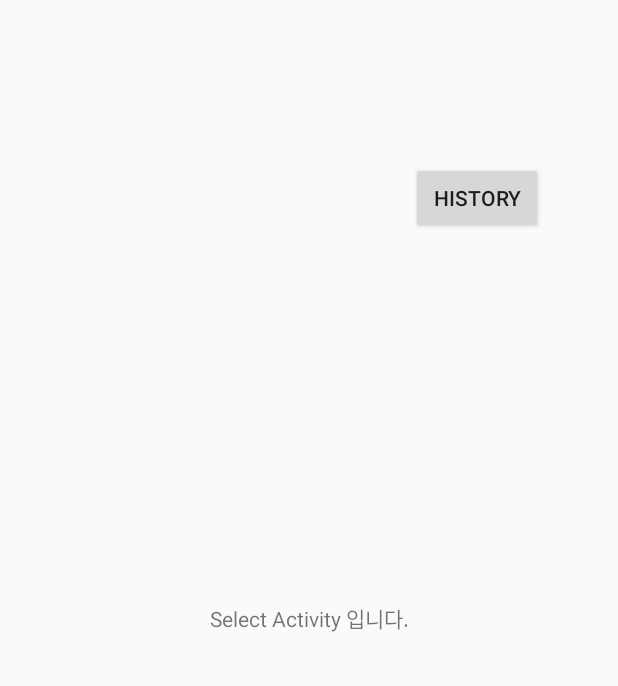
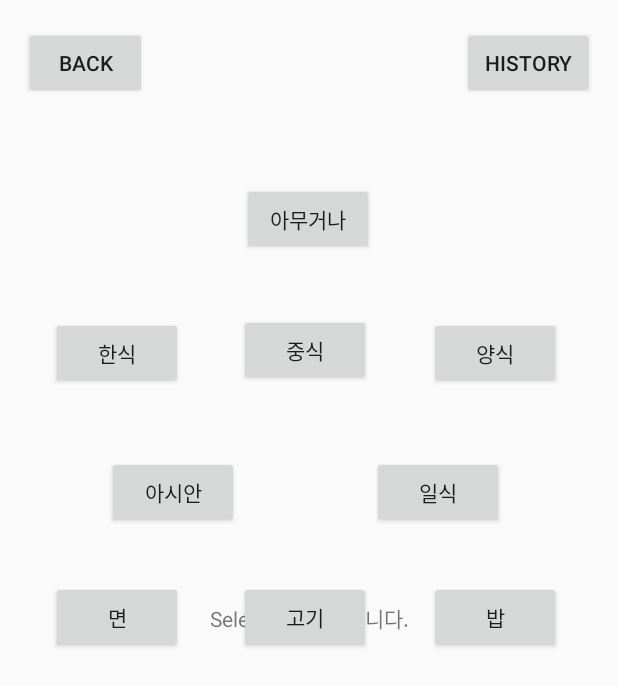
Before and after one commit to SteadyKim/-, an Android app: the SelectActivity screen opened directly, with no data from a screen before it, on a phone screen of 412 x 824 dp. Shown: the top 686 px of the screen. Run offline under Robolectric (Android 15) with nearby library versions, the phone set to English and light mode, and no system bars.

Commit message:
select Activtiy xml

```diff
--- a/app/src/main/res/layout/activity_main.xml
+++ b/app/src/main/res/layout/activity_main.xml
@@ -26,9 +26,8 @@
         android:layout_width="90dp"
         android:layout_height="60dp"/>
     <ImageView
-
         android:layout_marginTop="40dp"
-        android:id="@+id/main_hamberger"
+        android:id="@+id/imv_hamburger"
         android:layout_width="300dp"
         android:layout_height="300dp"
         android:layout_gravity="center"
--- a/app/src/main/res/layout/activity_select.xml
+++ b/app/src/main/res/layout/activity_select.xml
@@ -9,6 +9,7 @@
 
 
     <TextView
+        android:id="@+id/textView"
         android:layout_width="match_parent"
         android:layout_height="100dp"
         android:gravity="center"
@@ -25,8 +26,138 @@
         android:text="history"
         app:layout_constraintBottom_toBottomOf="parent"
         app:layout_constraintEnd_toEndOf="parent"
-        app:layout_constraintHorizontal_bias="0.845"
+        app:layout_constraintHorizontal_bias="0.95"
         app:layout_constraintStart_toStartOf="parent"
         app:layout_constraintTop_toTopOf="parent"
-        app:layout_constraintVertical_bias="0.139" />
+        app:layout_constraintVertical_bias="0.023" />
+
+    <Button
+        android:id="@+id/btn_back"
+        android:layout_width="82dp"
+        android:layout_height="48dp"
+        android:text="BACK"
+        app:layout_constraintBottom_toBottomOf="parent"
+        app:layout_constraintEnd_toEndOf="parent"
+        app:layout_constraintHorizontal_bias="0.049"
+        app:layout_constraintStart_toStartOf="parent"
+        app:layout_constraintTop_toTopOf="parent"
+        app:layout_constraintVertical_bias="0.023" />
+
+    <Button
+        android:id="@+id/btn_anything"
+        android:layout_width="wrap_content"
+        android:layout_height="wrap_content"
+        android:layout_marginTop="150dp"
+        android:text="아무거나"
+        app:layout_constraintBottom_toTopOf="@+id/btn_chinese"
+        app:layout_constraintEnd_toEndOf="parent"
+        app:layout_constraintHorizontal_bias="0.498"
+        app:layout_constraintStart_toStartOf="parent"
+        app:layout_constraintTop_toTopOf="parent" />
+
+    <Button
+        android:id="@+id/btn_korean"
+        android:layout_width="wrap_content"
+        android:layout_height="wrap_content"
+        android:layout_marginStart="20dp"
+        android:text="한식"
+        app:layout_constraintBottom_toBottomOf="parent"
+        app:layout_constraintEnd_toEndOf="parent"
+        app:layout_constraintHorizontal_bias="0.046"
+        app:layout_constraintStart_toStartOf="parent"
+        app:layout_constraintTop_toTopOf="parent"
+        app:layout_constraintVertical_bias="0.272" />
+
+    <Button
+        android:id="@+id/btn_noodle"
+        android:layout_width="wrap_content"
+        android:layout_height="wrap_content"
+        android:layout_marginStart="20dp"
+        android:text="면"
+        app:layout_constraintBottom_toBottomOf="parent"
+        app:layout_constraintEnd_toEndOf="parent"
+        app:layout_constraintHorizontal_bias="0.046"
+        app:layout_constraintStart_toStartOf="parent"
+        app:layout_constraintTop_toTopOf="parent"
+        app:layout_constraintVertical_bias="0.499" />
+
+    <Button
+        android:id="@+id/btn_meat"
+        android:layout_width="wrap_content"
+        android:layout_height="wrap_content"
+        android:layout_marginStart="20dp"
+        android:text="고기"
+        app:layout_constraintBottom_toBottomOf="parent"
+        app:layout_constraintEnd_toEndOf="parent"
+        app:layout_constraintHorizontal_bias="0.458"
+        app:layout_constraintStart_toStartOf="parent"
+        app:layout_constraintTop_toTopOf="parent"
+        app:layout_constraintVertical_bias="0.499" />
+
+    <Button
+        android:id="@+id/btn_rice"
+        android:layout_width="wrap_content"
+        android:layout_height="wrap_content"
+        android:layout_marginStart="20dp"
+        android:text="밥"
+        app:layout_constraintBottom_toBottomOf="parent"
+        app:layout_constraintEnd_toEndOf="parent"
+        app:layout_constraintHorizontal_bias="0.874"
+        app:layout_constraintStart_toStartOf="parent"
+        app:layout_constraintTop_toTopOf="parent"
+        app:layout_constraintVertical_bias="0.499" />
+
+    <Button
+        android:id="@+id/btn_asian"
+        android:layout_width="wrap_content"
+        android:layout_height="wrap_content"
+        android:layout_marginStart="20dp"
+        android:text="아시안"
+        app:layout_constraintBottom_toBottomOf="parent"
+        app:layout_constraintEnd_toEndOf="parent"
+        app:layout_constraintHorizontal_bias="0.168"
+        app:layout_constraintStart_toStartOf="parent"
+        app:layout_constraintTop_toTopOf="parent"
+        app:layout_constraintVertical_bias="0.392" />
+
+    <Button
+        android:id="@+id/btn_chinese"
+        android:layout_width="wrap_content"
+        android:layout_height="wrap_content"
+        android:layout_marginStart="39dp"
+        android:layout_marginTop="39dp"
+        android:layout_marginEnd="39dp"
+        android:layout_marginBottom="133dp"
+        android:text="중식"
+        app:layout_constraintBottom_toTopOf="@+id/textView"
+        app:layout_constraintEnd_toStartOf="@+id/btn_western"
+        app:layout_constraintHorizontal_bias="0.764"
+        app:layout_constraintStart_toEndOf="@+id/btn_korean"
+        app:layout_constraintTop_toBottomOf="@+id/btn_anything" />
+
+    <Button
+        android:id="@+id/btn_western"
+        android:layout_width="wrap_content"
+        android:layout_height="wrap_content"
+        android:layout_marginEnd="20dp"
+        android:text="양식"
+        app:layout_constraintBottom_toBottomOf="parent"
+        app:layout_constraintEnd_toEndOf="parent"
+        app:layout_constraintHorizontal_bias="0.94"
+        app:layout_constraintStart_toStartOf="parent"
+        app:layout_constraintTop_toTopOf="parent"
+        app:layout_constraintVertical_bias="0.272" />
+
+    <Button
+        android:id="@+id/btn_japanese"
+        android:layout_width="wrap_content"
+        android:layout_height="wrap_content"
+        android:layout_marginEnd="20dp"
+        android:text="일식"
+        app:layout_constraintBottom_toBottomOf="parent"
+        app:layout_constraintEnd_toEndOf="parent"
+        app:layout_constraintHorizontal_bias="0.815"
+        app:layout_constraintStart_toStartOf="parent"
+        app:layout_constraintTop_toTopOf="parent"
+        app:layout_constraintVertical_bias="0.392" />
 </androidx.constraintlayout.widget.ConstraintLayout>
```
